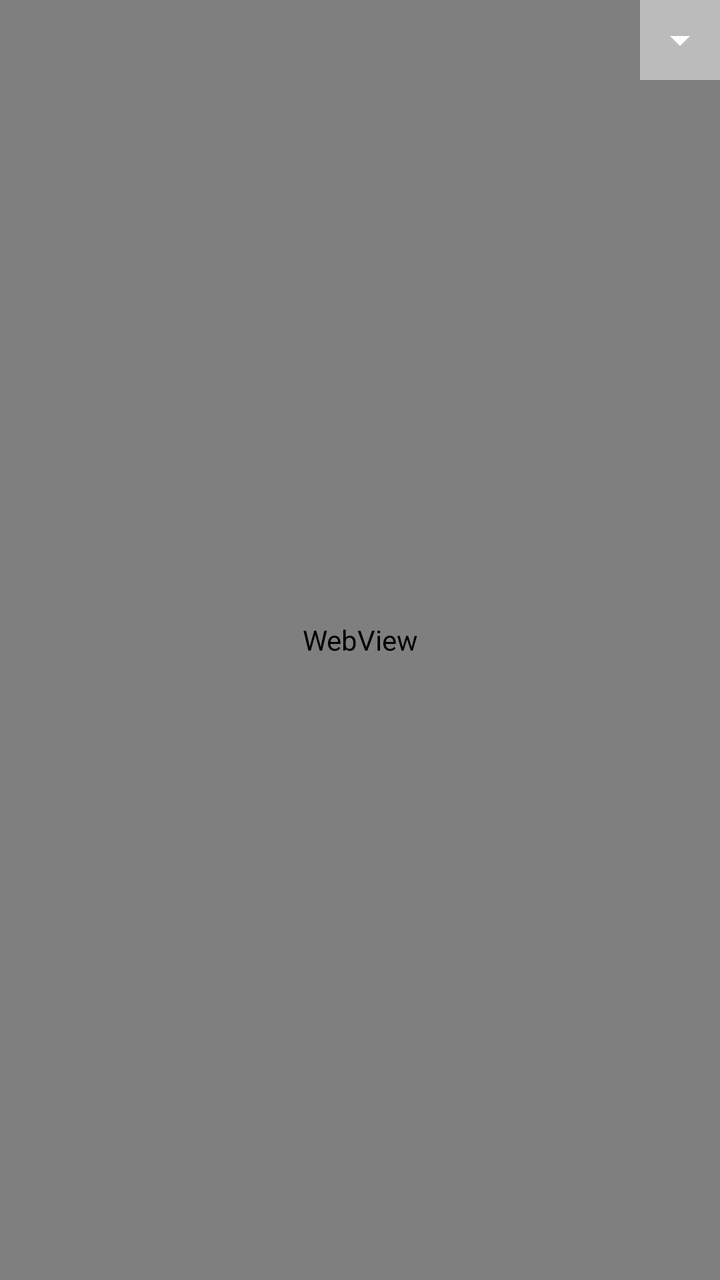
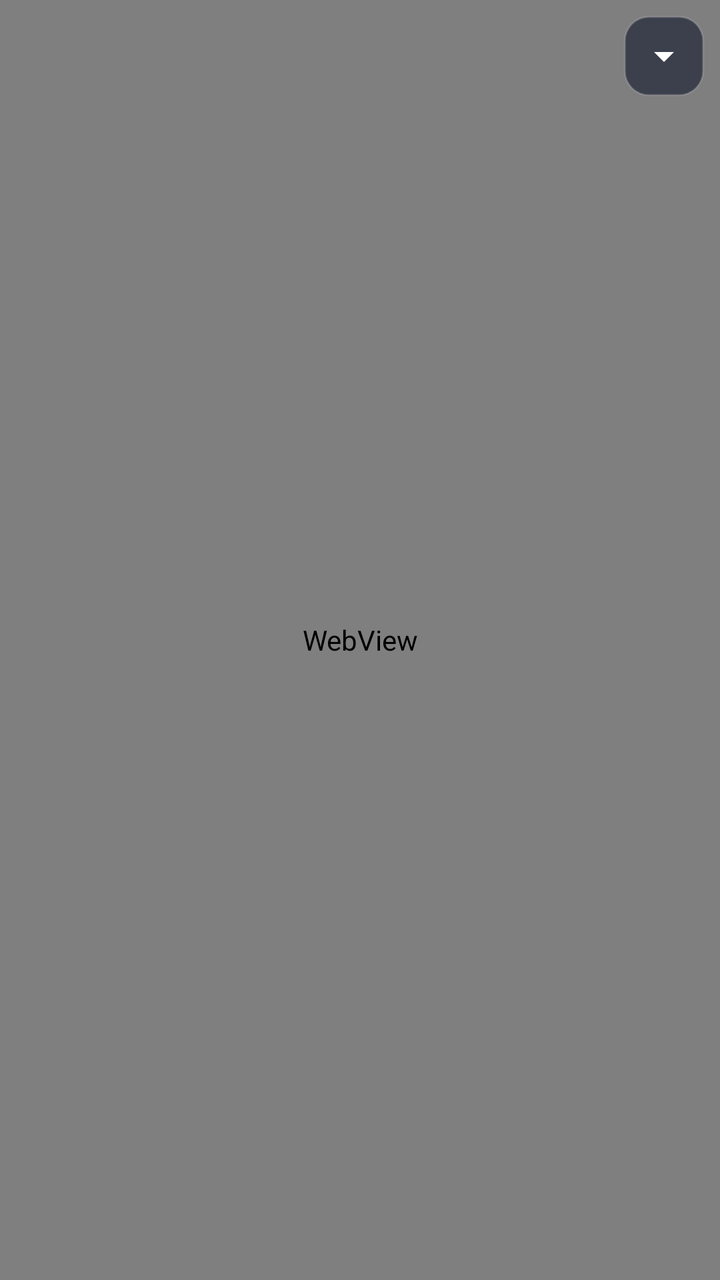

The first picture is an Android layout as it rendered before a commit; the second is the same layout after the commit. The layout source and the unified diff follow.
<!-- AndroidManifest.xml: application theme AppTheme -->
<!-- res/layout/activity_main.xml -->
<?xml version="1.0" encoding="utf-8"?>
<RelativeLayout xmlns:android="http://schemas.android.com/apk/res/android"
    android:orientation="vertical"
    android:layout_width="match_parent"
    android:layout_height="match_parent"
    android:fitsSystemWindows="true">

    <WebView
        android:id="@+id/chatWebView"
        android:layout_width="match_parent"
        android:layout_height="match_parent" />

    
    <ImageButton
        android:id="@+id/btnMenuToggle"
        android:background="@drawable/button_background"
        android:layout_width="wrap_content"
        android:layout_height="wrap_content"
        android:layout_alignParentEnd="true"
        android:layout_alignParentTop="true"
        android:padding="8dp"
        android:src="@drawable/ic_arrow_down"
        android:contentDescription="Menu" />

    
    <LinearLayout
        android:id="@+id/menuBar"
        android:orientation="horizontal"
        android:layout_width="wrap_content"
        android:layout_height="wrap_content"
        android:layout_alignParentEnd="true"
        android:layout_below="@id/btnMenuToggle"
        android:background="@drawable/button_background"
        android:gravity="center_vertical"
        android:padding="4dp"
        android:visibility="gone">

        <ImageButton
            android:id="@+id/btnReload"
            android:background="?android:attr/selectableItemBackground"
            android:layout_width="40dp"
            android:layout_height="40dp"
            android:padding="8dp"
            android:src="@drawable/ic_reload"
            android:contentDescription="Reload" />

        <ImageButton
            android:id="@+id/btnRestrict"
            android:background="?android:attr/selectableItemBackground"
            android:layout_width="40dp"
            android:layout_height="40dp"
            android:padding="8dp"
            android:src="@drawable/ic_lock"
            android:contentDescription="Toggle restricted mode" />

        <ImageButton
            android:id="@+id/btnClearData"
            android:background="?android:attr/selectableItemBackground"
            android:layout_width="40dp"
            android:layout_height="40dp"
            android:padding="8dp"
            android:src="@drawable/ic_delete"
            android:contentDescription="Clear all data" />

        <ImageButton
            android:id="@+id/btnAbout"
            android:background="?android:attr/selectableItemBackground"
            android:layout_width="40dp"
            android:layout_height="40dp"
            android:padding="8dp"
            android:src="@drawable/ic_info"
            android:contentDescription="About" />

    </LinearLayout>

</RelativeLayout>
<!-- resources referenced by this layout -->
<resources>
  <!-- drawable button_background (drawable) -->
  <?xml version="1.0" encoding="utf-8"?>
  <shape  xmlns:android="http://schemas.android.com/apk/res/android" android:shape="rectangle">
  
      <solid android:color="#BBBBBB"/>
      <size android:height="36dp"
          android:width="36dp"/>
  
  </shape>
  <!-- drawable ic_arrow_down (drawable) -->
  <?xml version="1.0" encoding="utf-8"?>
  <vector xmlns:android="http://schemas.android.com/apk/res/android"
      android:width="24dp"
      android:height="24dp"
      android:viewportWidth="24"
      android:viewportHeight="24"
      android:tint="#FFFFFF">
      <path
          android:fillColor="@android:color/white"
          android:pathData="M7,10l5,5 5,-5z" />
  </vector>
  <!-- drawable ic_delete (drawable) -->
  <?xml version="1.0" encoding="utf-8"?>
  <vector xmlns:android="http://schemas.android.com/apk/res/android"
      android:width="24dp"
      android:height="24dp"
      android:viewportWidth="24"
      android:viewportHeight="24"
      android:tint="#FFFFFF">
      <path
          android:fillColor="@android:color/white"
          android:pathData="M6,19c0,1.1 0.9,2 2,2h8c1.1,0 2,-0.9 2,-2V7H6v12zM19,4h-3.5l-1,-1h-5l-1,1H5v2h14V4z" />
  </vector>
  <!-- drawable ic_info (drawable) -->
  <?xml version="1.0" encoding="utf-8"?>
  <vector xmlns:android="http://schemas.android.com/apk/res/android"
      android:width="24dp"
      android:height="24dp"
      android:viewportWidth="24"
      android:viewportHeight="24"
      android:tint="#FFFFFF">
      <path
          android:fillColor="@android:color/white"
          android:pathData="M11,7h2v2h-2zM11,11h2v6h-2zM12,2C6.48,2 2,6.48 2,12s4.48,10 10,10 10,-4.48 10,-10S17.52,2 12,2zM12,20c-4.41,0 -8,-3.59 -8,-8s3.59,-8 8,-8 8,3.59 8,8 -3.59,8 -8,8z" />
  </vector>
  <!-- drawable ic_lock (drawable) -->
  <?xml version="1.0" encoding="utf-8"?>
  <vector xmlns:android="http://schemas.android.com/apk/res/android"
      android:width="24dp"
      android:height="24dp"
      android:viewportWidth="24"
      android:viewportHeight="24"
      android:tint="#FFFFFF">
      <path
          android:fillColor="@android:color/white"
          android:pathData="M18,8h-1V6c0,-2.76 -2.24,-5 -5,-5S7,3.24 7,6v2H6c-1.1,0 -2,0.9 -2,2v10c0,1.1 0.9,2 2,2h12c1.1,0 2,-0.9 2,-2V10c0,-1.1 -0.9,-2 -2,-2zM12,17c-1.1,0 -2,-0.9 -2,-2s0.9,-2 2,-2 2,0.9 2,2 -0.9,2 -2,2zM15.1,8H8.9V6c0,-1.71 1.39,-3.1 3.1,-3.1 1.71,0 3.1,1.39 3.1,3.1v2z" />
  </vector>
  <!-- drawable ic_reload (drawable) -->
  <?xml version="1.0" encoding="utf-8"?>
  <vector xmlns:android="http://schemas.android.com/apk/res/android"
      android:width="24dp"
      android:height="24dp"
      android:viewportWidth="24"
      android:viewportHeight="24"
      android:tint="#FFFFFF">
      <path
          android:fillColor="@android:color/white"
          android:pathData="M17.65,6.35C16.2,4.9 14.21,4 12,4c-4.42,0 -7.99,3.58 -7.99,8s3.57,8 7.99,8c3.73,0 6.84,-2.55 7.73,-6h-2.08c-0.82,2.33 -3.04,4 -5.65,4 -3.31,0 -6,-2.69 -6,-6s2.69,-6 6,-6c1.66,0 3.14,0.69 4.22,1.78L13,11h7V4l-2.35,2.35z" />
  </vector>
  <style name="AppTheme" parent="android:Theme.Material.NoActionBar">
          <item name="android:windowBackground">@android:color/black</item>
      </style>
</resources>

<!-- the commit's change to res/layout/activity_main.xml (unified diff, before → after) -->
@@ -1,6 +1,5 @@
 <?xml version="1.0" encoding="utf-8"?>
-<RelativeLayout xmlns:android="http://schemas.android.com/apk/res/android"
-    android:orientation="vertical"
+<FrameLayout xmlns:android="http://schemas.android.com/apk/res/android"
     android:layout_width="match_parent"
     android:layout_height="match_parent"
     android:fitsSystemWindows="true">
@@ -13,11 +12,12 @@
     
     <ImageButton
         android:id="@+id/btnMenuToggle"
-        android:background="@drawable/button_background"
-        android:layout_width="wrap_content"
-        android:layout_height="wrap_content"
-        android:layout_alignParentEnd="true"
-        android:layout_alignParentTop="true"
+        android:background="@drawable/glass_button_bg"
+        android:layout_width="40dp"
+        android:layout_height="40dp"
+        android:layout_gravity="top|end"
+        android:layout_marginTop="8dp"
+        android:layout_marginEnd="8dp"
         android:padding="8dp"
         android:src="@drawable/ic_arrow_down"
         android:contentDescription="Menu" />
@@ -28,49 +28,54 @@
         android:orientation="horizontal"
         android:layout_width="wrap_content"
         android:layout_height="wrap_content"
-        android:layout_alignParentEnd="true"
-        android:layout_below="@id/btnMenuToggle"
-        android:background="@drawable/button_background"
+        android:layout_gravity="top|end"
+        android:layout_marginTop="52dp"
+        android:layout_marginEnd="8dp"
+        android:background="@drawable/glass_background"
         android:gravity="center_vertical"
-        android:padding="4dp"
+        android:padding="6dp"
         android:visibility="gone">
 
         <ImageButton
             android:id="@+id/btnReload"
-            android:background="?android:attr/selectableItemBackground"
+            android:background="@drawable/glass_button_bg"
             android:layout_width="40dp"
             android:layout_height="40dp"
+            android:layout_margin="2dp"
             android:padding="8dp"
             android:src="@drawable/ic_reload"
             android:contentDescription="Reload" />
 
         <ImageButton
             android:id="@+id/btnRestrict"
-            android:background="?android:attr/selectableItemBackground"
+            android:background="@drawable/glass_button_bg"
             android:layout_width="40dp"
             android:layout_height="40dp"
+            android:layout_margin="2dp"
             android:padding="8dp"
             android:src="@drawable/ic_lock"
             android:contentDescription="Toggle restricted mode" />
 
         <ImageButton
             android:id="@+id/btnClearData"
-            android:background="?android:attr/selectableItemBackground"
+            android:background="@drawable/glass_button_bg"
             android:layout_width="40dp"
             android:layout_height="40dp"
+            android:layout_margin="2dp"
             android:padding="8dp"
             android:src="@drawable/ic_delete"
             android:contentDescription="Clear all data" />
 
         <ImageButton
             android:id="@+id/btnAbout"
-            android:background="?android:attr/selectableItemBackground"
+            android:background="@drawable/glass_button_bg"
             android:layout_width="40dp"
             android:layout_height="40dp"
+            android:layout_margin="2dp"
             android:padding="8dp"
             android:src="@drawable/ic_info"
             android:contentDescription="About" />
 
     </LinearLayout>
 
-</RelativeLayout>
+</FrameLayout>
<!-- resource entries referenced after the edit -->
@@ -1,13 +1,20 @@
 <!-- resources referenced by this layout -->
 <resources>
-  <!-- drawable button_background (drawable) -->
+  <!-- drawable glass_background (drawable) -->
   <?xml version="1.0" encoding="utf-8"?>
-  <shape  xmlns:android="http://schemas.android.com/apk/res/android" android:shape="rectangle">
-  
-      <solid android:color="#BBBBBB"/>
-      <size android:height="36dp"
-          android:width="36dp"/>
-  
+  <shape xmlns:android="http://schemas.android.com/apk/res/android"
+      android:shape="rectangle">
+      <solid android:color="#CC0F172A" />
+      <corners android:radius="16dp" />
+      <stroke android:width="1dp" android:color="#33FFFFFF" />
+  </shape>
+  <!-- drawable glass_button_bg (drawable) -->
+  <?xml version="1.0" encoding="utf-8"?>
+  <shape xmlns:android="http://schemas.android.com/apk/res/android"
+      android:shape="rectangle">
+      <solid android:color="#990F172A" />
+      <corners android:radius="12dp" />
+      <stroke android:width="1dp" android:color="#22FFFFFF" />
   </shape>
   <!-- drawable ic_arrow_down (drawable) -->
   <?xml version="1.0" encoding="utf-8"?>
